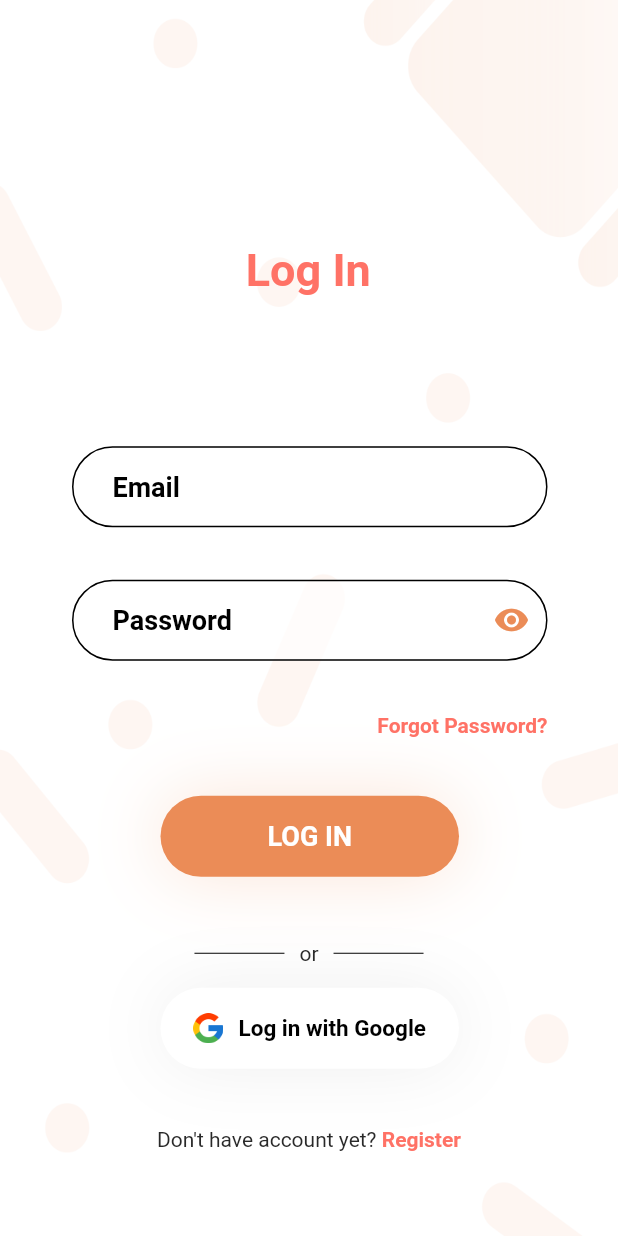
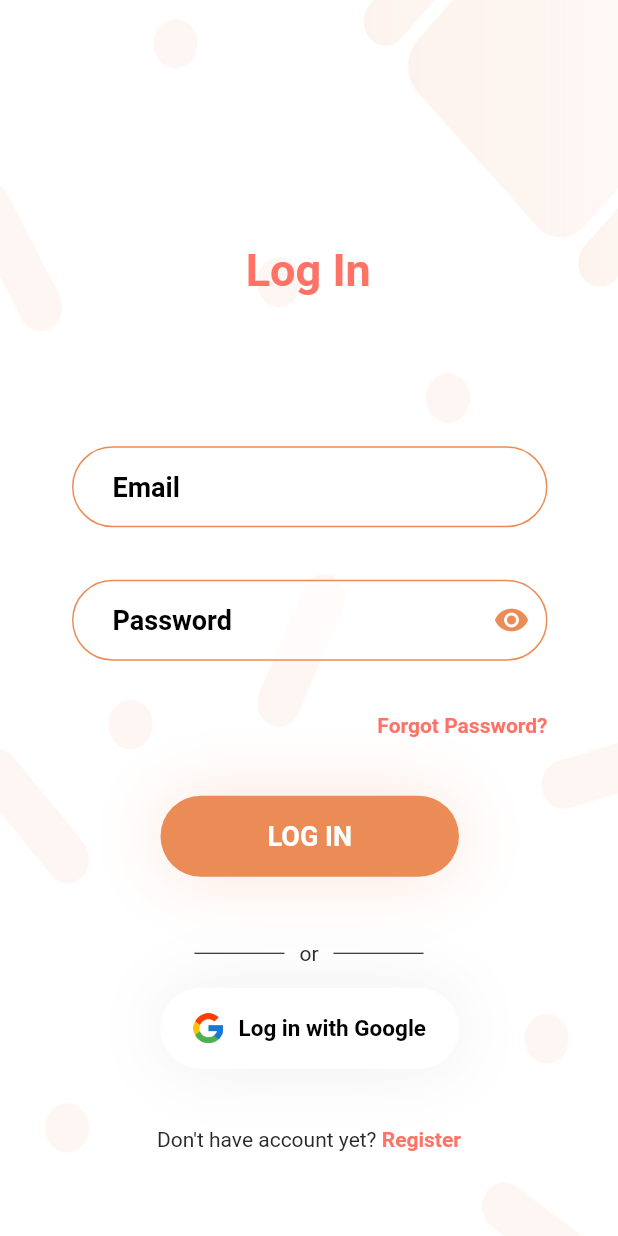
Before and after one commit to IvanTanaka/Flutter-Mobile-Booking_System, a Flutter app: the screen it shows after launch, on a phone screen of 412 x 824 dp. Run offline on Flutter 3.47's test engine with Material 2 defaults, Android fonts, the phone set to English and light mode, and no system bars; our stand-ins replace connectivity, dio, flutter_datetime_picker, flutter_masked_text, flutter_money_formatter, font_awesome_flutter and 4 more; missing offline and left inert: catcher, clipboard_manager, extended_text; network calls fail.

Commit message:
Revert Change Border Color
-Change enabled and border color

```diff
--- a/lib/ui/widgets/shared_text_form_field.dart
+++ b/lib/ui/widgets/shared_text_form_field.dart
@@ -52,11 +52,11 @@ class _SharedTextFormFieldState extends State<SharedTextFormField> {
         ),
         enabledBorder: OutlineInputBorder(
           borderRadius: BorderRadius.all(Radius.circular(30.0)),
-          borderSide: BorderSide(color: SharedColors.blackColor, width: 1),
+          borderSide: BorderSide(color: SharedColors.primaryOrangeColor, width: 1),
         ),
         border: OutlineInputBorder(
           borderRadius: BorderRadius.all(Radius.circular(30.0)),
-          borderSide: BorderSide(color: SharedColors.blackColor, width: 1),
+          borderSide: BorderSide(color: SharedColors.primaryOrangeColor, width: 1),
         ),
         focusedBorder: OutlineInputBorder(
           borderRadius: BorderRadius.all(Radius.circular(30.0)),
```
